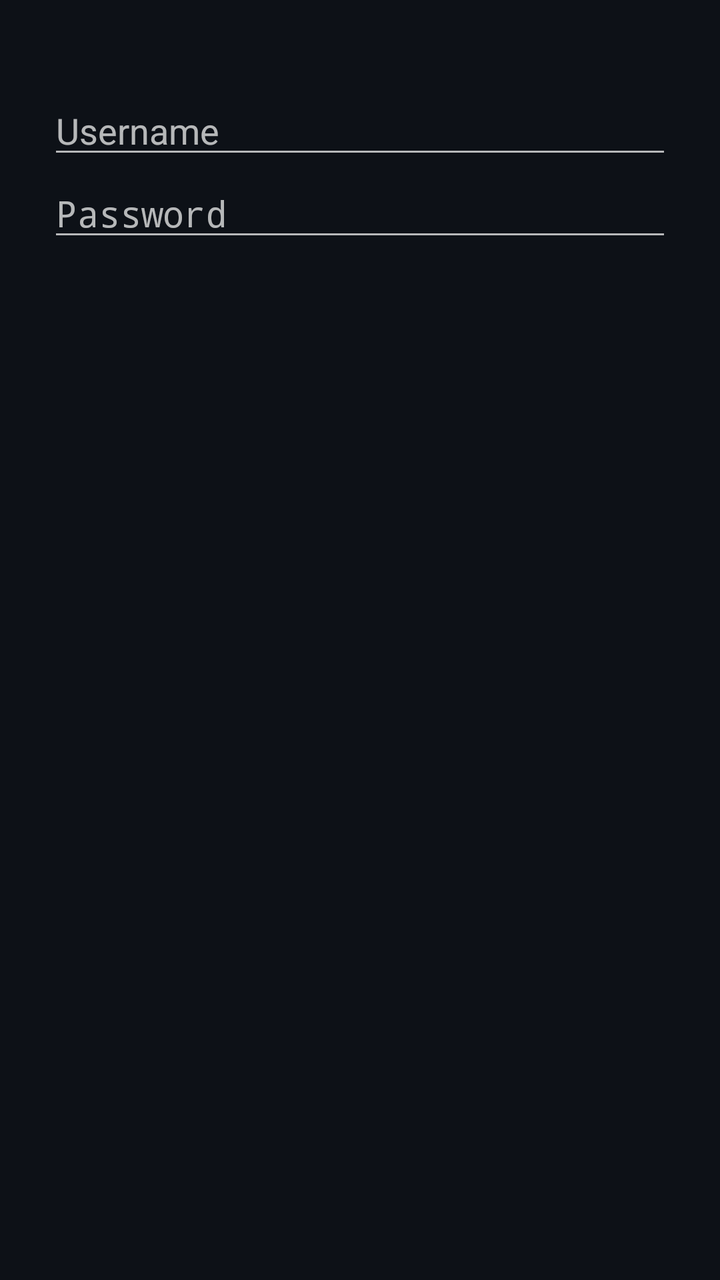
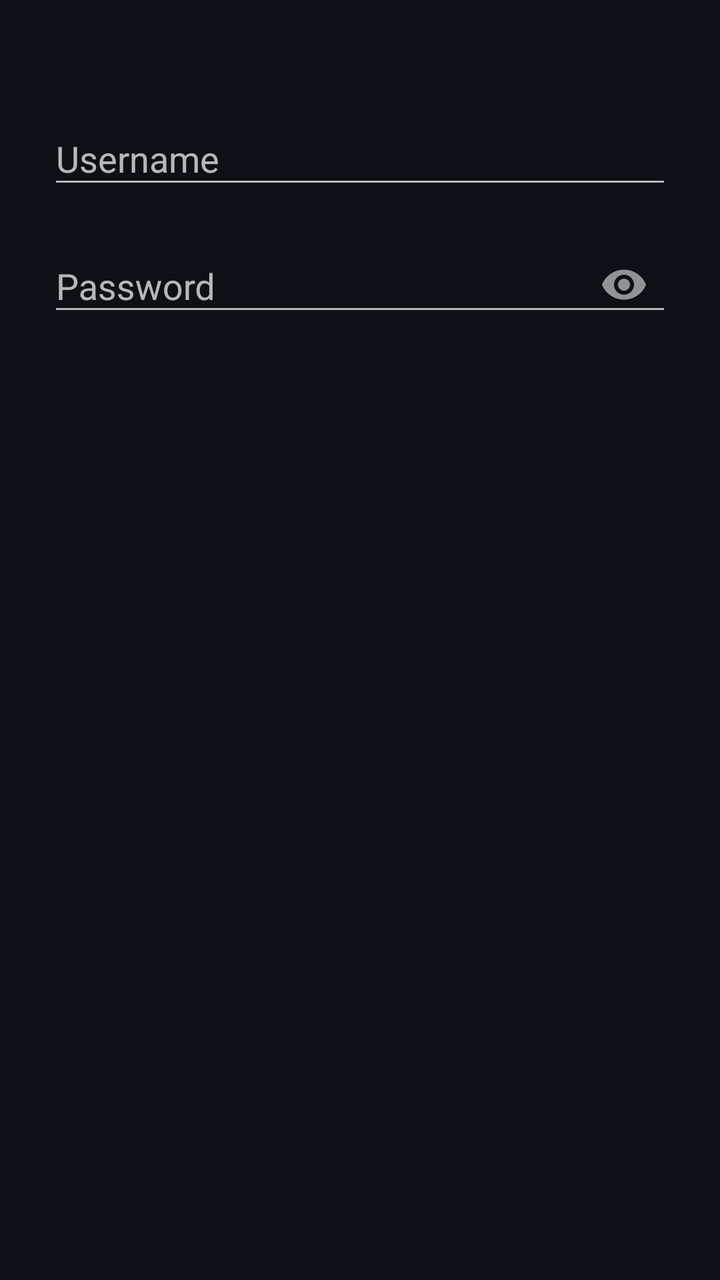

The first picture is an Android layout as it rendered before a commit; the second is the same layout after the commit. The layout source and the unified diff follow.
<!-- AndroidManifest.xml: another module's application theme Theme.DshaSidecar -->
<!-- res/layout/dialog_auth_request.xml -->
<?xml version="1.0" encoding="utf-8"?>
<LinearLayout xmlns:android="http://schemas.android.com/apk/res/android"
    android:layout_width="match_parent"
    android:layout_height="match_parent"
    android:orientation="vertical"
    android:padding="@dimen/dialog_padding">

    <TextView
        android:id="@+id/auth_request_realm_textview"
        android:layout_width="match_parent"
        android:layout_height="wrap_content"
        android:ellipsize="end"
        android:maxLines="3" />

    <EditText
        android:id="@+id/auth_request_username_edittext"
        android:layout_width="match_parent"
        android:layout_height="wrap_content"
        android:hint="@string/hint_username"
        android:inputType="textVisiblePassword"
        android:maxLines="1" />

    <EditText
        android:id="@+id/auth_request_password_edittext"
        android:layout_width="match_parent"
        android:layout_height="wrap_content"
        android:hint="@string/hint_password"
        android:inputType="textPassword"
        android:maxLines="1" />

</LinearLayout>
<!-- resources referenced by this layout -->
<resources>
  <dimen name="dialog_padding">24dp</dimen>
  <string name="hint_password">Password</string>
  <string name="hint_username">Username</string>
  <style name="Theme.DshaSidecar" parent="Theme.AppCompat.NoActionBar">
          <item name="colorPrimary">@color/brand</item>
          <item name="colorPrimaryDark">@color/bg</item>
          <item name="colorAccent">@color/brand</item>
          <item name="android:windowBackground">@color/bg</item>
          <item name="android:statusBarColor">@color/bg_elevated</item>
          <item name="android:navigationBarColor">@color/bg_elevated</item>
          <item name="android:textColorPrimary">@color/text_primary</item>
      </style>
  <color name="brand">#FF2F81F7</color>
  <color name="bg">#FF0D1117</color>
  <color name="bg_elevated">#FF161B22</color>
  <color name="text_primary">#FFE6EDF3</color>
</resources>

<!-- the commit's change to res/layout/dialog_auth_request.xml (unified diff, before → after) -->
@@ -1,5 +1,6 @@
 <?xml version="1.0" encoding="utf-8"?>
 <LinearLayout xmlns:android="http://schemas.android.com/apk/res/android"
+    xmlns:app="http://schemas.android.com/apk/res-auto"
     android:layout_width="match_parent"
     android:layout_height="match_parent"
     android:orientation="vertical"
@@ -10,22 +11,38 @@
         android:layout_width="match_parent"
         android:layout_height="wrap_content"
         android:ellipsize="end"
-        android:maxLines="3" />
+        android:maxLines="3"
+        android:textAppearance="?attr/textAppearanceBodyMedium" />
 
-    <EditText
-        android:id="@+id/auth_request_username_edittext"
+    <com.google.android.material.textfield.TextInputLayout
         android:layout_width="match_parent"
         android:layout_height="wrap_content"
-        android:hint="@string/hint_username"
-        android:inputType="textVisiblePassword"
-        android:maxLines="1" />
+        android:layout_marginTop="16dp"
+        android:hint="@string/hint_username">
 
-    <EditText
-        android:id="@+id/auth_request_password_edittext"
+        <com.google.android.material.textfield.TextInputEditText
+            android:id="@+id/auth_request_username_edittext"
+            android:layout_width="match_parent"
+            android:layout_height="wrap_content"
+            android:inputType="textVisiblePassword"
+            android:maxLines="1" />
+
+    </com.google.android.material.textfield.TextInputLayout>
+
+    <com.google.android.material.textfield.TextInputLayout
         android:layout_width="match_parent"
         android:layout_height="wrap_content"
+        android:layout_marginTop="8dp"
         android:hint="@string/hint_password"
-        android:inputType="textPassword"
-        android:maxLines="1" />
+        app:endIconMode="password_toggle">
+
+        <com.google.android.material.textfield.TextInputEditText
+            android:id="@+id/auth_request_password_edittext"
+            android:layout_width="match_parent"
+            android:layout_height="wrap_content"
+            android:inputType="textPassword"
+            android:maxLines="1" />
+
+    </com.google.android.material.textfield.TextInputLayout>
 
 </LinearLayout>
